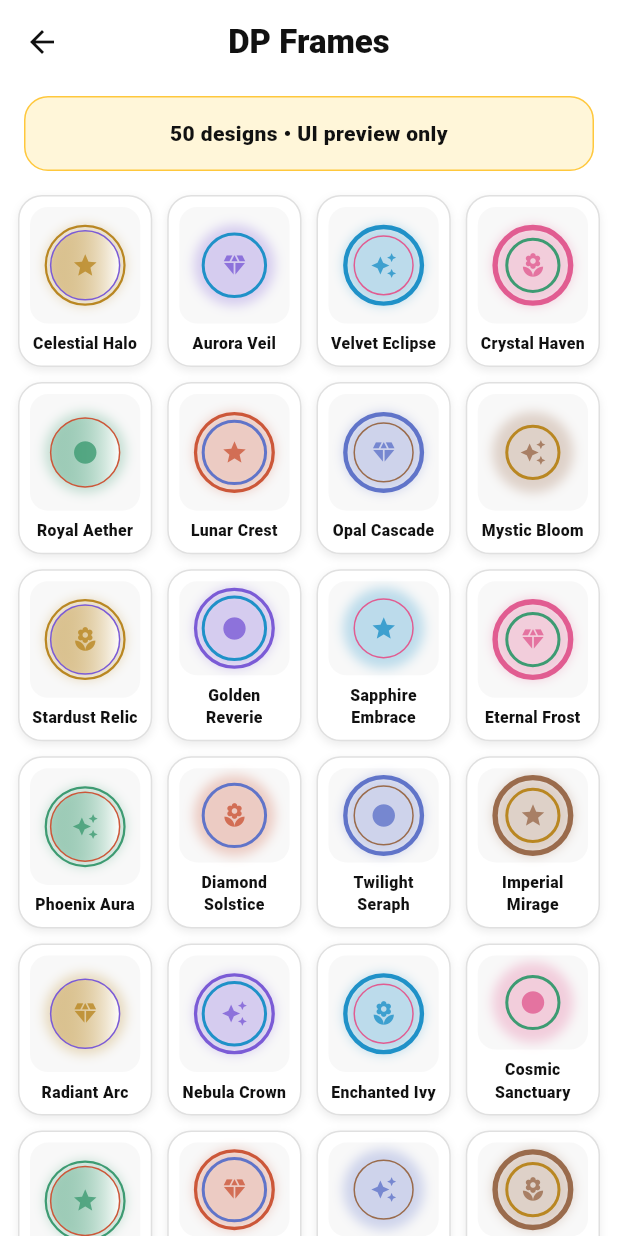
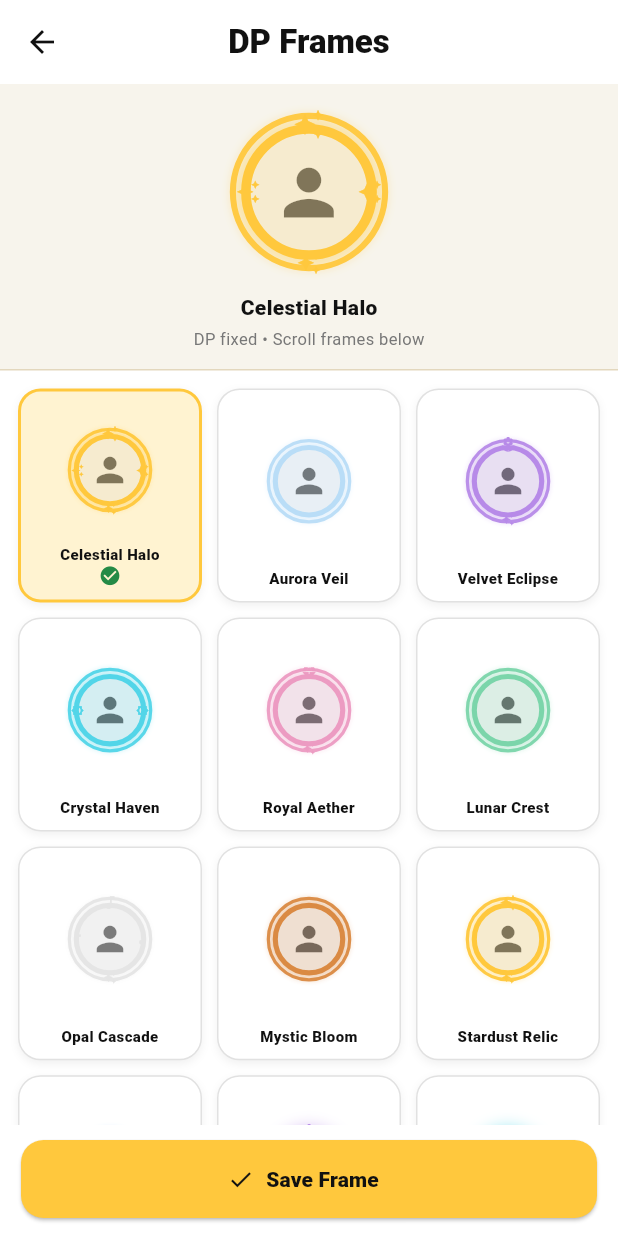
Before and after one commit to zs1020322-cloud/PlayZupi, a Flutter app: the DpCollectionScreen screen opened directly, on a phone screen of 412 x 824 dp. Run offline on Flutter 3.47's test engine with Material 3 defaults, Android fonts, the phone set to English and light mode, and no system bars; our stand-ins replace image_picker, shared_preferences; accounts and stored records are empty.

Commit message:
Update main.dart

```diff
--- a/lib/main.dart
+++ b/lib/main.dart
@@ -338,6 +338,7 @@ class _ProfileScreenState extends State<ProfileScreen> {
   String? gender;
   String? country;
   Uint8List? dpBytes;
+  int savedFrame = 0;
 
   final Map<String, String> countryFlags = const {
     'United Arab Emirates': '🇦🇪',
@@ -376,6 +377,7 @@ class _ProfileScreenState extends State<ProfileScreen> {
       gender = prefs.getString('profile_gender');
       country = prefs.getString('profile_country');
       dpBytes = encodedDp == null ? null : base64Decode(encodedDp);
+      savedFrame = prefs.getInt('profile_frame') ?? 0;
     });
   }
 
@@ -423,25 +425,10 @@ class _ProfileScreenState extends State<ProfileScreen> {
             ),
           ),
           const SizedBox(height: 18),
-          Container(
-            width: 112,
-            height: 112,
-            decoration: BoxDecoration(
-              shape: BoxShape.circle,
-              gradient: const LinearGradient(colors: [white, grey]),
-              border: Border.all(color: gold, width: 2.5),
-              boxShadow: [
-                BoxShadow(
-                  color: black.withOpacity(0.18),
-                  blurRadius: 8,
-                  offset: const Offset(0, 4),
-                ),
-              ],
-            ),
-            clipBehavior: Clip.antiAlias,
-            child: dpBytes == null
-                ? const Icon(Icons.person_rounded, size: 66, color: black)
-                : Image.memory(dpBytes!, fit: BoxFit.cover),
+          DpAvatar(
+            size: 112,
+            frameIndex: savedFrame,
+            imageBytes: dpBytes,
           ),
           const SizedBox(height: 13),
           Text(
@@ -558,6 +545,7 @@ class _EditProfileScreenState extends State<EditProfileScreen> {
 
   Uint8List? selectedDpBytes;
   Uint8List? dpPreviewBytes;
+  int selectedFrame = 0;
 
   String originalName = '';
   DateTime? lastNameChange;
@@ -626,6 +614,7 @@ void initState() {
       selectedCountry = prefs.getString('profile_country');
       selectedDate = savedDob == null ? null : DateTime.tryParse(savedDob);
       selectedDpBytes = encodedDp == null ? null : base64Decode(encodedDp);
+      selectedFrame = prefs.getInt('profile_frame') ?? 0;
       lastNameChange = changedAt == null
           ? null
           : DateTime.fromMillisecondsSinceEpoch(changedAt);
@@ -760,6 +749,7 @@ Future<void> cropAndPreview(String path) async {
 
       await prefs.setString('profile_name', newName);
       await prefs.setString('profile_bio', newBio);
+      await prefs.setInt('profile_frame', selectedFrame);
 
       if (selectedGender == null) {
         await prefs.remove('profile_gender');
@@ -876,24 +866,10 @@ Future<void> cropAndPreview(String path) async {
                   children: [
                     Row(
                       children: [
-                        Container(
-                          width: 68,
-                          height: 68,
-                          decoration: BoxDecoration(
-                            shape: BoxShape.circle,
-                            border: Border.all(color: gold, width: 2),
-                          ),
-                          clipBehavior: Clip.antiAlias,
-                          child: (dpPreviewBytes ?? selectedDpBytes) == null
-                              ? const Icon(
-                                  Icons.person,
-                                  size: 40,
-                                  color: black,
-                                )
-                              : Image.memory(
-                                  dpPreviewBytes ?? selectedDpBytes!,
-                                  fit: BoxFit.cover,
-                                ),
+                        DpAvatar(
+                          size: 68,
+                          frameIndex: selectedFrame,
+                          imageBytes: dpPreviewBytes ?? selectedDpBytes,
                         ),
                         const SizedBox(width: 14),
                         Expanded(
@@ -1218,7 +1194,13 @@ Future<void> cropAndPreview(String path) async {
               EditProfileOption(
                 title: 'Frame',
                 icon: Icons.crop_square_rounded,
-                onTap: () => Navigator.push(context, MaterialPageRoute(builder: (_) => const DpCollectionScreen(kind: DpCollectionKind.frames))),
+                onTap: () async {
+                  final result = await Navigator.push<int>(
+                    context,
+                    MaterialPageRoute(builder: (_) => const DpCollectionScreen(kind: DpCollectionKind.frames)),
+                  );
+                  if (result != null && mounted) setState(() => selectedFrame = result);
+                },
               ),
 
               EditProfileOption(
@@ -1543,14 +1525,15 @@ enum DpCollectionKind { frames, themes, ornaments }
 class DpCollectionScreen extends StatefulWidget {
   final DpCollectionKind kind;
   const DpCollectionScreen({super.key, required this.kind});
-
   @override
   State<DpCollectionScreen> createState() => _DpCollectionScreenState();
 }
 
 
 class _DpCollectionScreenState extends State<DpCollectionScreen> {
-  int selected = -1;
+  int selected = 0;
+  Uint8List? previewDp;
+  bool loading = true;
 
   String get heading => switch (widget.kind) {
     DpCollectionKind.frames => 'DP Frames',
@@ -1562,112 +1545,129 @@ class _DpCollectionScreenState extends State<DpCollectionScreen> {
     DpCollectionKind.themes => dpThemeNames,
     DpCollectionKind.ornaments => dpOrnamentNames,
   };
-  final List<Color> colors = const [
-    Color(0xFFB98722), Color(0xFF7B5BD6), Color(0xFF1F91C8), Color(0xFFE15C91),
-    Color(0xFF3D9B72), Color(0xFFCC5739), Color(0xFF6074C9), Color(0xFF9A6B4C),
-  ];
+
+  @override
+  void initState() {
+    super.initState();
+    _loadSaved();
+  }
+  Future<void> _loadSaved() async {
+    final prefs = await SharedPreferences.getInstance();
+    final raw = prefs.getString('profile_dp');
+    if (!mounted) return;
+    setState(() {
+      selected = prefs.getInt('profile_frame') ?? 0;
+      previewDp = raw == null ? null : base64Decode(raw);
+      loading = false;
+    });
+  }
+  Future<void> _saveFrame() async {
+    final prefs = await SharedPreferences.getInstance();
+    await prefs.setInt('profile_frame', selected);
+    if (!mounted) return;
+    ScaffoldMessenger.of(context).showSnackBar(
+      SnackBar(content: Text('${names[selected]} applied to your DP')),
+    );
+    Navigator.pop(context, selected);
+  }
 
   @override
   Widget build(BuildContext context) {
     return Scaffold(
       backgroundColor: white,
-      appBar: AppBar(
-        backgroundColor: white,
-        foregroundColor: black,
-        centerTitle: true,
-        title: Text(heading, style: const TextStyle(fontWeight: FontWeight.w900)),
-      ),
-      body: Column(
-        children: [
-          Padding(
-            padding: const EdgeInsets.fromLTRB(16, 8, 16, 12),
-            child: Container(
-              width: double.infinity,
-              padding: const EdgeInsets.all(14),
-              decoration: BoxDecoration(color: const Color(0xFFFFF6D9), borderRadius: BorderRadius.circular(16), border: Border.all(color: gold)),
-              child: Text('${names.length} designs • UI preview only', textAlign: TextAlign.center, style: const TextStyle(color: black, fontWeight: FontWeight.w800)),
-            ),
-          ),
-          Expanded(
-            child: GridView.builder(
-              padding: const EdgeInsets.fromLTRB(12, 4, 12, 18),
+      appBar: AppBar(backgroundColor: white, foregroundColor: black, centerTitle: true,
+        title: Text(heading, style: const TextStyle(fontWeight: FontWeight.w900))),
+      body: loading ? const Center(child: CircularProgressIndicator()) : Column(children: [
+        Container(
+          width: double.infinity, padding: const EdgeInsets.fromLTRB(12, 14, 12, 12),
+          decoration: const BoxDecoration(color: Color(0xFFF7F4EC), border: Border(bottom: BorderSide(color: Color(0xFFE3D7BD))),),
+          child: Column(children: [
+            DpAvatar(size: 116, frameIndex: selected, imageBytes: previewDp),
+            const SizedBox(height: 9),
+            Text(names[selected], style: const TextStyle(fontWeight: FontWeight.w900, color: black)),
+            const SizedBox(height: 3),
+            const Text('DP fixed • Scroll frames below', style: TextStyle(fontSize: 11, color: Color(0xFF777777))),
+          ]),
+        ),
+        Expanded(child: GridView.builder(
+          padding: const EdgeInsets.fromLTRB(12, 12, 12, 18),
           itemCount: names.length,
-              gridDelegate: SliverGridDelegateWithFixedCrossAxisCount(crossAxisCount: widget.kind == DpCollectionKind.frames ? 4 : 2, crossAxisSpacing: 10, mainAxisSpacing: 10, childAspectRatio: widget.kind == DpCollectionKind.themes ? 1.0 : widget.kind == DpCollectionKind.ornaments ? 2.25 : 0.78),
+          gridDelegate: const SliverGridDelegateWithFixedCrossAxisCount(crossAxisCount: 3, crossAxisSpacing: 10, mainAxisSpacing: 10, childAspectRatio: 0.86),
           itemBuilder: (context, index) {
-                final accent = colors[index % colors.length];
-                final isSelected = selected == index;
-                return InkWell(
-                  borderRadius: BorderRadius.circular(16),
-                  onTap: () => setState(() => selected = index),
-                  child: AnimatedContainer(
-                    duration: const Duration(milliseconds: 180),
-                    padding: const EdgeInsets.all(7),
-                    decoration: BoxDecoration(color: isSelected ? const Color(0xFFFFF4D3) : white, borderRadius: BorderRadius.circular(16), border: Border.all(color: isSelected ? gold : const Color(0xFFE0E0E0), width: isSelected ? 2 : 1), boxShadow: [BoxShadow(color: black.withOpacity(0.08), blurRadius: 4, offset: const Offset(0, 2))]),
-                    child: Column(
-                      children: [
-                        Expanded(child: _catalogPreview(kind: widget.kind, index: index, accent: accent)),
-                        const SizedBox(height: 6),
-                        Text(names[index], maxLines: 2, overflow: TextOverflow.ellipsis, textAlign: TextAlign.center, style: const TextStyle(color: black, fontSize: 10.5, fontWeight: FontWeight.w800)),
-                        if (isSelected) const Padding(padding: EdgeInsets.only(top: 2), child: Icon(Icons.check_circle, size: 14, color: Color(0xFF218838))),
-                      ],
-                    ),
+            final chosen = selected == index;
+            return InkWell(onTap: () => setState(() => selected = index), borderRadius: BorderRadius.circular(15),
+              child: AnimatedContainer(duration: const Duration(milliseconds: 180), padding: const EdgeInsets.all(8),
+                decoration: BoxDecoration(color: chosen ? const Color(0xFFFFF3D1) : white, borderRadius: BorderRadius.circular(15), border: Border.all(color: chosen ? gold : const Color(0xFFE1E1E1), width: chosen ? 2 : 1), boxShadow: [BoxShadow(color: black.withOpacity(0.06), blurRadius: 4, offset: const Offset(0, 2))]),
+                child: Column(children: [Expanded(child: Center(child: DpAvatar(size: 62, frameIndex: index, imageBytes: previewDp))), const SizedBox(height: 5), Text(names[index], maxLines: 2, overflow: TextOverflow.ellipsis, textAlign: TextAlign.center, style: const TextStyle(color: black, fontSize: 10, fontWeight: FontWeight.w800)), if (chosen) const Icon(Icons.check_circle, color: Color(0xFF248A46), size: 15)]),
               ),
             );
           },
-            ),
-          ),
-          if (selected >= 0)
-            Container(
-              width: double.infinity,
-              padding: const EdgeInsets.fromLTRB(16, 12, 16, 16),
-              decoration: const BoxDecoration(color: white, border: Border(top: BorderSide(color: Color(0xFFE1E1E1)))),
-              child: Text('Selected: ${names[selected]}  •  Preview only', textAlign: TextAlign.center, style: const TextStyle(color: black, fontWeight: FontWeight.w800)),
-            ),
-        ],
-      ),
-    );
-  }
-
-  Widget _catalogPreview({required DpCollectionKind kind, required int index, required Color accent}) {
-    if (kind == DpCollectionKind.themes) {
-      final other = colors[(index + 3) % colors.length];
-      return Container(
-        width: double.infinity,
-        decoration: BoxDecoration(borderRadius: BorderRadius.circular(12), gradient: LinearGradient(colors: [accent.withOpacity(0.85), other.withOpacity(0.8), const Color(0xFF202033)], begin: Alignment.topLeft, end: Alignment.bottomRight)),
-        child: Stack(children: [Positioned(right: -8, top: -8, child: Icon(Icons.blur_on, size: 54, color: white.withOpacity(0.18))), Center(child: Icon([Icons.nightlight_round, Icons.water, Icons.landscape, Icons.ac_unit, Icons.location_city, Icons.local_florist, Icons.auto_awesome][index % 7], color: white, size: 28))]),
-      );
-    }
-    if (kind == DpCollectionKind.ornaments) {
-      return Container(
-        width: double.infinity,
-        decoration: BoxDecoration(color: const Color(0xFFF7F7F7), borderRadius: BorderRadius.circular(12)),
-        child: Stack(alignment: Alignment.center, children: [
-          Container(width: 45, height: 45, decoration: BoxDecoration(shape: BoxShape.circle, color: white, border: Border.all(color: const Color(0xFFCCCCCC)))),
-          Positioned(left: 5, top: 7 + (index % 3) * 3, child: Icon([Icons.eco, Icons.auto_awesome, Icons.local_florist, Icons.flutter_dash, Icons.waves][index % 5], color: accent, size: 19)),
-          Positioned(right: 5, bottom: 7 + (index % 3) * 3, child: Icon([Icons.star, Icons.spa, Icons.diamond, Icons.brightness_5, Icons.park][(index + 2) % 5], color: accent.withOpacity(0.8), size: 17)),
+        )),
+        SafeArea(top: false, child: Padding(padding: const EdgeInsets.fromLTRB(14, 10, 14, 12), child: SizedBox(width: double.infinity, height: 52,
+          child: ElevatedButton.icon(onPressed: _saveFrame, icon: const Icon(Icons.check, color: black), label: const Text('Save Frame', style: TextStyle(color: black, fontWeight: FontWeight.w900)), style: ElevatedButton.styleFrom(backgroundColor: gold, shape: RoundedRectangleBorder(borderRadius: BorderRadius.circular(15))))))),
       ]),
     );
   }
-    final ringWidth = 1.5 + (index % 4) * 0.7;
-    final ringStyle = index % 3;
-    return Container(
-      width: double.infinity,
-      decoration: BoxDecoration(color: const Color(0xFFF8F8F8), borderRadius: BorderRadius.circular(12)),
-      child: Center(
-        child: Container(
-          width: 54,
-          height: 54,
-          decoration: BoxDecoration(shape: BoxShape.circle, border: Border.all(color: accent, width: ringWidth, style: ringStyle == 1 ? BorderStyle.none : BorderStyle.solid), boxShadow: [BoxShadow(color: accent.withOpacity(0.28), blurRadius: 6)]),
-          child: Container(
-            margin: EdgeInsets.all(2 + (index % 4)),
-            decoration: BoxDecoration(shape: BoxShape.circle, border: Border.all(color: colors[(index + 1) % colors.length], width: 1 + (index % 2)),
-              gradient: index % 4 == 0 ? LinearGradient(colors: [accent.withOpacity(0.25), white]) : null),
-            child: Icon(index % 5 == 0 ? Icons.star : index % 5 == 1 ? Icons.diamond : index % 5 == 2 ? Icons.auto_awesome : index % 5 == 3 ? Icons.local_florist : Icons.circle, size: 18, color: accent.withOpacity(0.8)),
-          ),
-        ),
-      ),
-    );
-  }
+}
+
+
+class DpAvatar extends StatelessWidget {
+  final double size;
+  final int frameIndex;
+  final Uint8List? imageBytes;
+  const DpAvatar({super.key, required this.size, required this.frameIndex, this.imageBytes});
+
+  Color _color() {
+    const palette = [Color(0xFFFFC83D), Color(0xFFB9DDF7), Color(0xFFB78AE8), Color(0xFF52D5E8), Color(0xFFEC9BC2), Color(0xFF7BD5AA), Color(0xFFE5E5E5), Color(0xFFDA8A43)];
+    return palette[frameIndex % palette.length];
+  }
+  IconData _ornament() {
+    if (frameIndex >= 40) return frameIndex.isEven ? Icons.card_giftcard_rounded : Icons.paid_rounded;
+    if (frameIndex >= 30) return Icons.workspace_premium_rounded;
+    const icons = [Icons.auto_awesome, Icons.star, Icons.local_florist, Icons.brightness_5, Icons.diamond, Icons.flutter_dash, Icons.music_note, Icons.nightlight_round];
+    return icons[frameIndex % icons.length];
+  }
+  @override
+  Widget build(BuildContext context) {
+    final c = _color();
+    final animated = frameIndex >= 10 && frameIndex < 30;
+    final crown = frameIndex >= 30 && frameIndex < 40;
+    final moneyGift = frameIndex >= 40;
+    return SizedBox(width: size, height: size, child: Stack(alignment: Alignment.center, children: [
+      Container(width: size * .78, height: size * .78, clipBehavior: Clip.antiAlias, decoration: BoxDecoration(shape: BoxShape.circle, color: const Color(0xFFF4F4F4), border: Border.all(color: c, width: size * .055), boxShadow: [BoxShadow(color: c.withOpacity(.38), blurRadius: size * .08)]), child: imageBytes == null ? Icon(Icons.person, size: size * .43, color: black.withOpacity(.65)) : Image.memory(imageBytes!, fit: BoxFit.cover)),
+      Container(width: size * .91, height: size * .91, decoration: BoxDecoration(shape: BoxShape.circle, border: Border.all(color: c.withOpacity(.95), width: size * .035), boxShadow: [BoxShadow(color: c.withOpacity(animated ? .45 : .2), blurRadius: animated ? size * .12 : size * .035)])),
+      if (frameIndex % 2 == 0) ...[Positioned(top: size * .02, child: Icon(crown ? Icons.workspace_premium : _ornament(), color: c, size: size * .18)), Positioned(bottom: size * .02, child: Icon(moneyGift ? Icons.card_giftcard : Icons.auto_awesome, color: c, size: size * .14))],
+      if (frameIndex % 3 == 0) ...[Positioned(left: size * .08, child: Icon(_ornament(), color: c, size: size * .14)), Positioned(right: size * .08, child: Icon(_ornament(), color: c, size: size * .14))],
+      if (animated) Positioned.fill(child: IgnorePointer(child: _FrameShimmer(color: c))),
+    ]));
+  }
+}
+
+
+class _FrameShimmer extends StatefulWidget {
+  final Color color;
+  const _FrameShimmer({required this.color});
+  @override
+  State<_FrameShimmer> createState() => _FrameShimmerState();
+}
+class _FrameShimmerState extends State<_FrameShimmer> with SingleTickerProviderStateMixin {
+  late final AnimationController controller = AnimationController(vsync: this, duration: const Duration(milliseconds: 1800))..repeat();
+  @override
+  void dispose() { controller.dispose(); super.dispose(); }
+  @override
+  Widget build(BuildContext context) => AnimatedBuilder(animation: controller, builder: (_, __) => CustomPaint(painter: _FrameShimmerPainter(widget.color, controller.value)));
+}
+class _FrameShimmerPainter extends CustomPainter {
+  final Color color; final double progress;
+  _FrameShimmerPainter(this.color, this.progress);
+  @override
+  void paint(Canvas canvas, Size size) {
+    final rect = Rect.fromLTWH(size.width * (progress - .25), 0, size.width * .25, size.height);
+    final paint = Paint()..shader = LinearGradient(colors: [Colors.transparent, color.withOpacity(.5), Colors.transparent]).createShader(rect);
+    canvas.drawCircle(Offset(size.width / 2, size.height / 2), size.width * .45, paint);
+  }
+  @override
+  bool shouldRepaint(covariant _FrameShimmerPainter oldDelegate) => oldDelegate.progress != progress || oldDelegate.color != color;
 }
 
 
```
Lines whose indentation alone changed are shown as unchanged.
